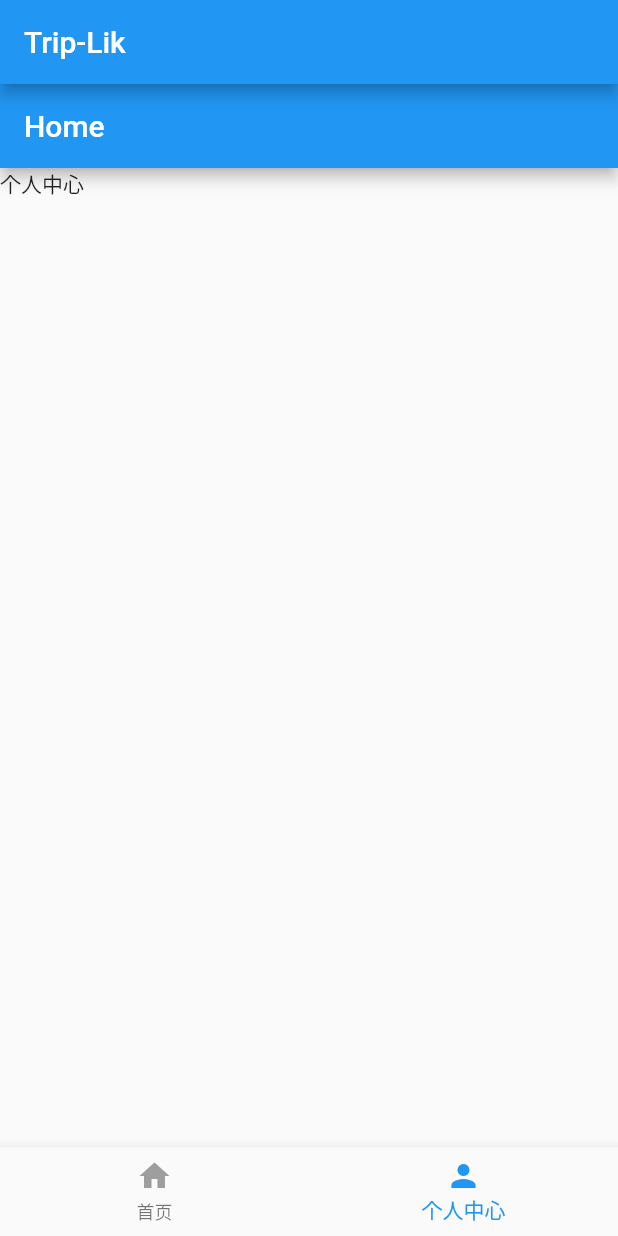
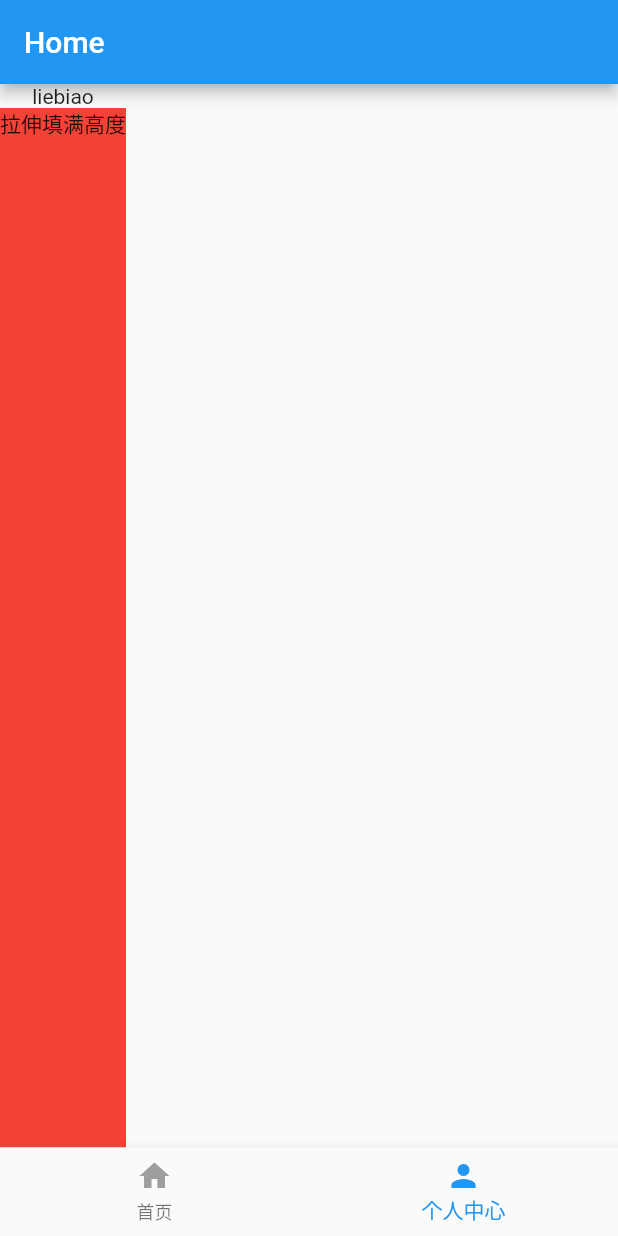
Before and after one commit to ly4work/Trip-Flutter, a Flutter app: the screen it shows after launch, item 2 of the bottom bar chosen, on a phone screen of 412 x 824 dp. Run offline on Flutter 3.47's test engine with Material 2 defaults, Android fonts, the phone set to English and light mode, and no system bars; network calls fail.

Commit message:
[update]flutter 布局 layout

```diff
--- /dev/null
+++ b/lib/flutter_layout_page.dart
@@ -0,0 +1,204 @@
+import 'package:flutter/material.dart';
+
+class LayoutPage extends StatefulWidget {
+  @override
+  _LayoutPageState createState() => _LayoutPageState();
+}
+
+class _LayoutPageState extends State<LayoutPage> {
+  int _currentIndex = 0;
+  @override
+  Widget build(BuildContext context) {
+    return MaterialApp(
+      title: 'Flutter Layout',
+      home: Scaffold(
+        appBar: AppBar(
+          title: Text('Home'),
+        ),
+        bottomNavigationBar: BottomNavigationBar(
+          items: [
+            BottomNavigationBarItem(
+                icon: Icon(
+                  Icons.home,
+                  color: Colors.grey,
+                ),
+                title: Text('首页'),
+                activeIcon: Icon(
+                  Icons.home,
+                  color: Colors.blue,
+                )),
+            BottomNavigationBarItem(
+                icon: Icon(
+                  Icons.person,
+                  color: Colors.grey,
+                ),
+                activeIcon: Icon(
+                  Icons.person,
+                  color: Colors.blue,
+                ),
+                title: Text('个人中心'))
+          ],
+          currentIndex: _currentIndex,
+          onTap: (index) {
+            setState(() {
+              _currentIndex = index;
+            });
+          },
+        ),
+        body: _currentIndex == 0
+            ? RefreshIndicator(
+                child: ListView(
+                  children: <Widget>[
+                    Container(
+                      decoration: BoxDecoration(
+                        color: Colors.white,
+                      ),
+                      child: Column(
+                        children: <Widget>[
+                          Row(
+                            children: <Widget>[
+                              ClipOval(
+                                child: SizedBox(
+                                  width: 100.0,
+                                  height: 100.0,
+                                  child: Image.network(
+                                    'http://www.devio.org/img/avatar.png',
+                                    width: 100.0,
+                                    height: 100.0,
+                                  ),
+                                ),
+                              ),
+                              Padding(
+                                  child: ClipRRect(
+                                    borderRadius:
+                                        BorderRadius.all(Radius.circular(10.0)),
+                                    child: Opacity(
+                                      opacity: 0.6,
+                                      child: Image.network(
+                                        'http://www.devio.org/img/avatar.png',
+                                        width: 100.0,
+                                        height: 100.0,
+                                      ),
+                                    ),
+                                  ),
+                                  padding: EdgeInsets.all(10.0)),
+                            ],
+                          ),
+                          Chip(
+                              avatar: Icon(Icons.gps_fixed),
+                              label: Text('打开定位'),
+                              backgroundColor: Colors.white12),
+                          Container(
+                            height: 200.0,
+                            margin: EdgeInsets.all(10.0),
+                            decoration:
+                                BoxDecoration(color: Colors.transparent),
+                            child: PhysicalModel(
+                              color: Colors.transparent,
+                              borderRadius: BorderRadius.circular(6.0),
+                              clipBehavior: Clip.antiAlias,
+                              child: PageView(
+                                children: <Widget>[
+                                  _item('banner1', Colors.deepPurple),
+                                  _item('banner2', Colors.green),
+                                  _item('banner3', Colors.pink),
+                                ],
+                              ),
+                            ),
+                          ),
+                          Column(
+                            children: <Widget>[
+                              FractionallySizedBox(
+                                child: Container(
+                                    decoration: BoxDecoration(
+                                        color: Colors.greenAccent),
+                                    child: new Align(
+                                      child: Text('宽度Full'),
+                                      alignment: Alignment.center,
+                                    )),
+                                widthFactor: 1.0,
+                              ),
+                              Stack(
+                                children: <Widget>[
+                                  Image.network(
+                                    'http://www.devio.org/img/avatar.png',
+                                    width: 100.0,
+                                    height: 100.0,
+                                  ),
+                                  Positioned(
+                                    child: Image.network(
+                                      'http://www.devio.org/img/avatar.png',
+                                      width: 50.0,
+                                      height: 50.0,
+                                    ),
+                                    left: 0,
+                                    bottom: 0,
+                                  )
+                                ],
+                              )
+                            ],
+                          ),
+                          Wrap(
+                            spacing: 8.0,
+                            runSpacing: 6.0,
+                            children: <Widget>[
+                              _chip('Flutter'),
+                              _chip('Flutter'),
+                              _chip('Flutter'),
+                              _chip('Flutter'),
+                              _chip('Flutter'),
+                              _chip('Flutter'),
+                              _chip('Flutter'),
+                              _chip('Flutter'),
+                              _chip('Flutter'),
+                            ],
+                          )
+                        ],
+                      ),
+                    )
+                  ],
+                ),
+                onRefresh: _handleRefresh,
+              )
+            : Column(
+                children: <Widget>[
+                  Text('liebiao'),
+                  Expanded(
+                    child: Container(
+                      child: Text('拉伸填满高度'),
+                      decoration: BoxDecoration(color: Colors.red),
+                    ),
+                  )
+                ],
+              ),
+      ),
+    );
+  }
+
+  Future<Null> _handleRefresh() async {
+    await Future.delayed(Duration(milliseconds: 200));
+    return null;
+  }
+
+  _item(String title, MaterialColor color) {
+    return Container(
+        alignment: Alignment.center,
+        decoration: BoxDecoration(color: color),
+        child: Text(title,
+            style: TextStyle(
+              fontSize: 22.0,
+              color: Colors.white,
+            )));
+  }
+
+  _chip(String s) {
+    return Chip(
+        label: Text(
+          s.substring(0, 1),
+          style: TextStyle(fontSize: 10.0),
+        ),
+        avatar: CircleAvatar(
+          backgroundColor: Colors.blue.shade900,
+        ));
+  }
+}
--- a/lib/home_page.dart
+++ b/lib/home_page.dart
@@ -1,4 +1,5 @@
 import 'package:flutter/material.dart';
+
 
 class HomePage extends StatefulWidget {
   @override
@@ -45,21 +46,66 @@ class _HomePageState extends State<HomePage> {
           },
         ),
         body: _currentIndex == 0
-            ? Container(
-                decoration: BoxDecoration(
-                  color: Colors.white,
-                ),
+            ? RefreshIndicator(
                 child: ListView(
                   children: <Widget>[
-                    Chip(
-                      avatar: Icon(Icons.local_activity),
-                      label: Text('定位'),
+                    Container(
+                      decoration: BoxDecoration(
+                        color: Colors.white,
+                      ),
+                      child: Column(
+                        children: <Widget>[
+                          Chip(
+                            avatar: Icon(Icons.gps_fixed),
+                            label: Text('打开定位'),
+                            backgroundColor: Colors.white12
+                          ),
+                          Container(
+                            height: 200.0,
+                            margin: EdgeInsets.only(top: 10),
+                            decoration:
+                                BoxDecoration(color: Colors.transparent),
+                            child: PageView(
+                              children: <Widget>[
+                                _item('banner1', Colors.deepPurple),
+                                _item('banner2', Colors.green),
+                                _item('banner3', Colors.pink),
+                              ],
+                            ),
+                          )
+                        ],
+                      ),
                     )
                   ],
                 ),
+                onRefresh: _handleRefresh,
               )
-            : Text('个人中心'),
+            : Container(
+                child: Center(
+                  child: Text(
+                    '个人中心',
+                    textAlign: TextAlign.center,
+                  ),
+                ),
+                padding: EdgeInsets.all(20.0),
+              ),
       ),
     );
   }
+
+  Future<Null> _handleRefresh() async {
+    await Future.delayed(Duration(milliseconds: 200));
+    return null;
+  }
+
+  _item(String title, MaterialColor color) {
+    return Container(
+        alignment: Alignment.center,
+        decoration: BoxDecoration(color: color),
+        child: Text(title,
+            style: TextStyle(
+              fontSize: 22.0,
+              color: Colors.white,
+            )));
+  }
 }
--- a/lib/main.dart
+++ b/lib/main.dart
@@ -1,7 +1,6 @@
+import 'package:chak/flutter_layout_page.dart';
 import 'package:chak/home_page.dart';
 import 'package:flutter/material.dart';
-
-import 'package:flutter_color_plugin/flutter_color_plugin.dart';
 
 void main() => runApp(MainApp());
 
@@ -11,12 +10,7 @@ class MainApp extends StatelessWidget {
     return MaterialApp(
       title: '指尖',
       theme: ThemeData(primarySwatch: Colors.blue),
-      home: Scaffold(
-        appBar: AppBar(
-          title: Text('Trip-Lik'),
-        ),
-        body: HomePage(),
-      ),
+      home: LayoutPage(),
     );
   }
 }
```
